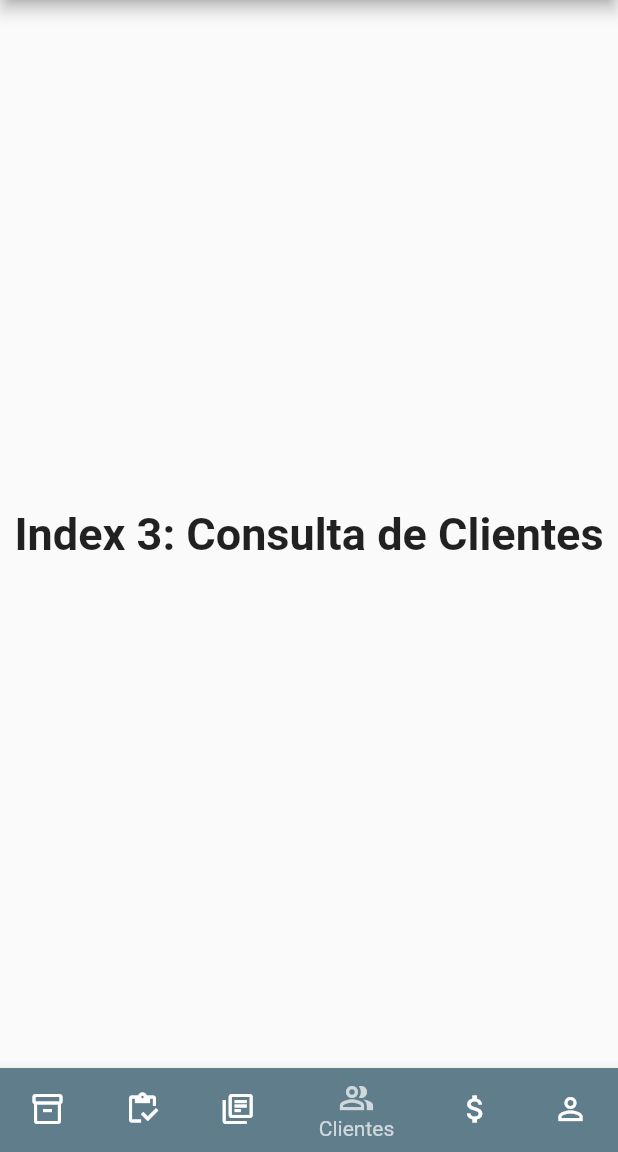
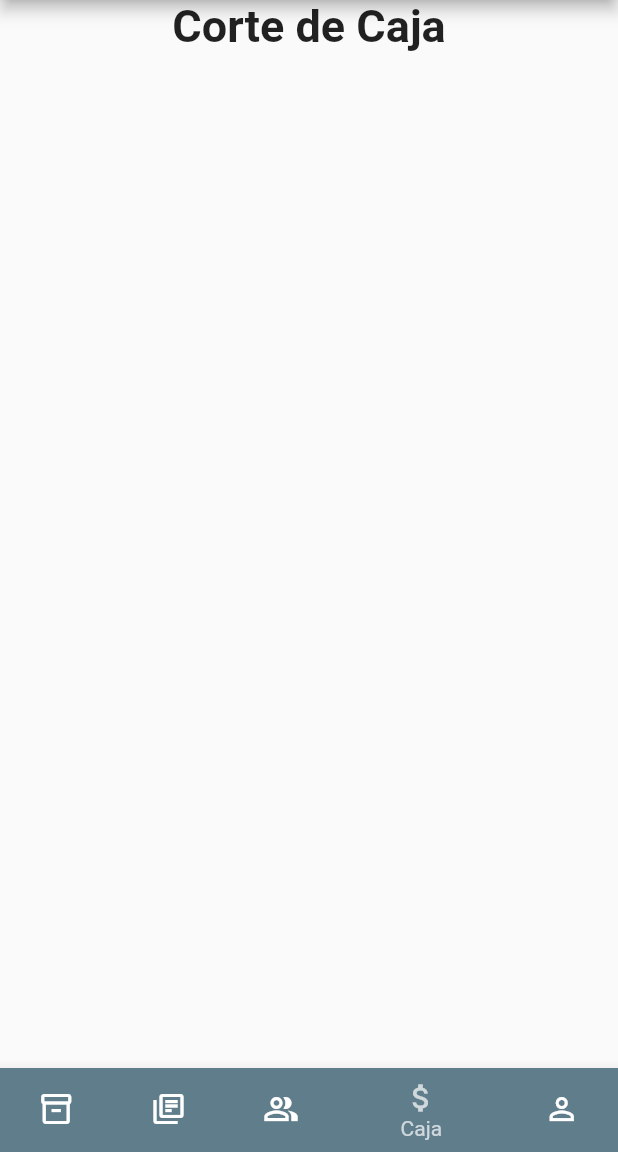
Before and after one commit to cattoall/club_deportivo_comala_app, a Flutter app: the screen it shows after launch, item 4 of the bottom bar chosen, on a phone screen of 412 x 824 dp, the part 84-1236 px from its top. Run offline on Flutter 3.47's test engine with Material 2 defaults, Android fonts, the light colour scheme and no system bars.

Commit message:
Restructuración

```diff
--- a/lib/main.dart
+++ b/lib/main.dart
@@ -1,4 +1,5 @@
-import 'package:club_deportivo_comala_app/mainMenu.dart';
+import 'package:club_deportivo_comala_app/pages/LoginPage.dart';
+import 'package:club_deportivo_comala_app/routes/routes.dart';
 import 'package:flutter/material.dart';
 
 void main() {
@@ -10,10 +11,14 @@ class MyApp extends StatelessWidget {
   Widget build(BuildContext context) {
     return MaterialApp(
       title: 'Equilibrium POS',
+      initialRoute: '/',
+      routes: getApplicationRoutes(),
+      onGenerateRoute: (RouteSettings settings) {
+        return MaterialPageRoute(builder: (context) => LoginPage());
+      },
       theme: ThemeData(
         primarySwatch: Colors.blue,
       ),
-      home: MainMenu(),
     );
   }
 }
--- /dev/null
+++ b/lib/pages/CheckOutPage.dart
@@ -0,0 +1,18 @@
+import 'package:flutter/material.dart';
+
+class CheckOutPage extends StatelessWidget {
+  const CheckOutPage({Key? key}) : super(key: key);
+  @override
+  Widget build(BuildContext context) {
+    return Container(
+      child: Column(
+        children: [
+          Text(
+            'Corte de Caja',
+            style: TextStyle(fontSize: 30, fontWeight: FontWeight.bold),
+          )
+        ],
+      ),
+    );
+  }
+}
--- a/lib/Forgot_Screen.dart
+++ b/lib/pages/ForgotPage.dart
@@ -1,15 +1,15 @@
 import 'dart:convert';
 
-import 'package:club_deportivo_comala_app/ForgotResponse.dart';
+import 'package:club_deportivo_comala_app/models/Forgot_model.dart';
 import 'package:flutter/material.dart';
 import 'package:http/http.dart' as http;
 
-class ForgotScreen extends StatefulWidget {
+class ForgotPage extends StatefulWidget {
   @override
   State<StatefulWidget> createState() => new _State();
 }
 
-class _State extends State<ForgotScreen> {
+class _State extends State<ForgotPage> {
   TextEditingController nitController = TextEditingController();
   TextEditingController userController = TextEditingController();
 
--- a/lib/mainMenu.dart
+++ b/lib/pages/MainMenuPage.dart
@@ -1,5 +1,10 @@
-import 'package:club_deportivo_comala_app/InventoryPage.dart';
+import 'package:club_deportivo_comala_app/pages/CheckOutPage.dart';
+import 'package:club_deportivo_comala_app/pages/CustomerPage.dart';
+import 'package:club_deportivo_comala_app/pages/InvoicePage.dart';
+import 'package:club_deportivo_comala_app/pages/ProfilePage.dart';
 import 'package:flutter/material.dart';
+
+import 'package:club_deportivo_comala_app/pages/InventoryPage.dart';
 
 class MainMenu extends StatefulWidget {
   @override
@@ -12,26 +17,10 @@ class _State extends State<MainMenu> {
       TextStyle(fontSize: 30, fontWeight: FontWeight.bold);
   static const List<Widget> _widgetOptions = <Widget>[
     InventoryPage(),
-    Text(
-      'Index 1: Consulta de Inventario Consolidado',
-      style: optionStyle,
-    ),
-    Text(
-      'Index 2: Ingreso de Factura',
-      style: optionStyle,
-    ),
-    Text(
-      'Index 3: Consulta de Clientes',
-      style: optionStyle,
-    ),
-    Text(
-      'Index 4: Corte de Caja',
-      style: optionStyle,
-    ),
-    Text(
-      'Index 5: Usuario',
-      style: optionStyle,
-    ),
+    InvoicePage(),
+    CustomerPage(),
+    CheckOutPage(),
+    ProfilePage(),
   ];
 
   void _onItemTapped(int index) {
@@ -54,11 +43,6 @@ class _State extends State<MainMenu> {
           BottomNavigationBarItem(
             icon: Icon(Icons.inventory_2_outlined),
             label: 'Inventario',
-            backgroundColor: Colors.blueGrey,
-          ),
-          BottomNavigationBarItem(
-            icon: Icon(Icons.inventory_outlined),
-            label: 'Consolidado',
             backgroundColor: Colors.blueGrey,
           ),
           BottomNavigationBarItem(
--- a/lib/StockPage.dart
+++ b/lib/pages/StockPage.dart
@@ -1,6 +1,6 @@
 import 'package:flutter/material.dart';
 
-import 'StockResponse.dart';
+import '../models/Stock_model.dart';
 
 class StockPage extends StatefulWidget {
   StockPage({Key? key}) : super(key: key);
--- /dev/null
+++ b/lib/routes/routes.dart
@@ -0,0 +1,19 @@
+import 'package:club_deportivo_comala_app/models/Forgot_model.dart';
+import 'package:club_deportivo_comala_app/pages/ForgotPage.dart';
+import 'package:club_deportivo_comala_app/pages/InventoryPage.dart';
+import 'package:club_deportivo_comala_app/pages/LoginPage.dart';
+import 'package:club_deportivo_comala_app/pages/MainMenuPage.dart';
+import 'package:club_deportivo_comala_app/pages/RegisterPage.dart';
+import 'package:club_deportivo_comala_app/pages/StockPage.dart';
+import 'package:flutter/material.dart';
+
+Map<String, WidgetBuilder> getApplicationRoutes() {
+  return <String, WidgetBuilder>{
+    '/': (BuildContext context) => MainMenu(), //LoginPage(),
+    'register': (BuildContext context) => RegisterPage(),
+    'forget': (BuildContext context) => ForgotPage(),
+    'mainMenu': (BuildContext context) => MainMenu(),
+    'inventory': (BuildContext context) => InventoryPage(),
+    'stock': (BuildContext context) => StockPage(),
+  };
+}
```
Also changed, not shown: lib/pages/CustomerPage.dart (added, +18 -0 lines), lib/pages/InventoryPage.dart (renamed from lib/InventoryPage.dart, +6 -2 lines), lib/pages/InvoicePage.dart (added, +18 -0 lines), lib/pages/LoginPage.dart (renamed from lib/Login_Screen.dart, +12 -27 lines), lib/pages/ProfilePage.dart (added, +18 -0 lines), lib/models/Forgot_model.dart (renamed from lib/ForgotResponse.dart), lib/models/Inventory_model.dart (renamed from lib/InventoryResponse.dart), lib/models/Login_model.dart (renamed from lib/LoginResponse.dart), lib/models/Stock_model.dart (renamed from lib/StockResponse.dart), lib/pages/RegisterPage.dart (renamed from lib/Register_Screen.dart).
